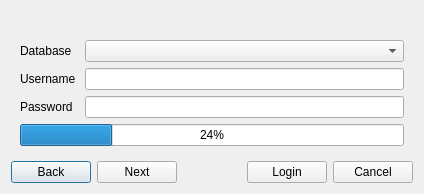
This is OdooQtUi/interface/ui/login.ui in OmniaGit/OdooQtUi as Qt 5 draws it before an edit. The edited form follows.
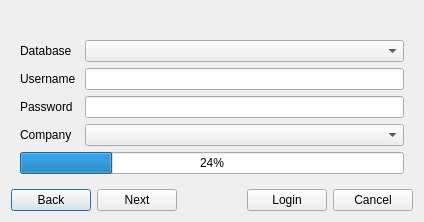
This is the edited form.

Commit message:
[IMP] : login dialog, a Company field for users with more than one company
The Company combo shows only when the logged user has more than one company.

- Already logged, or logged from the stored file: the combo is there at once,
  on the stored company.
- First login of such a user: Login logs in, shows the combo and asks to
  select the company; the second Login applies it and stores it with the
  other login data.
- Editing database, username or password hides the combo: other credentials
  may have other companies, read at the next login.

```diff
--- a/OdooQtUi/interface/ui/login.ui
+++ b/OdooQtUi/interface/ui/login.ui
@@ -122,7 +122,21 @@
          </property>
         </widget>
        </item>
-       <item row="4" column="0" colspan="2">
+       <item row="4" column="0">
+        <widget class="QLabel" name="label_company">
+         <property name="text">
+          <string>Company</string>
+         </property>
+        </widget>
+       </item>
+       <item row="4" column="1">
+        <widget class="QComboBox" name="comboBox_company">
+         <property name="maxVisibleItems">
+          <number>10</number>
+         </property>
+        </widget>
+       </item>
+       <item row="5" column="0" colspan="2">
         <widget class="QProgressBar" name="loginProgressBar">
          <property name="value">
           <number>24</number>
```
Left out of the diff: 1 changed line with no effect on the pictures. The commit also changes 2 other files.
